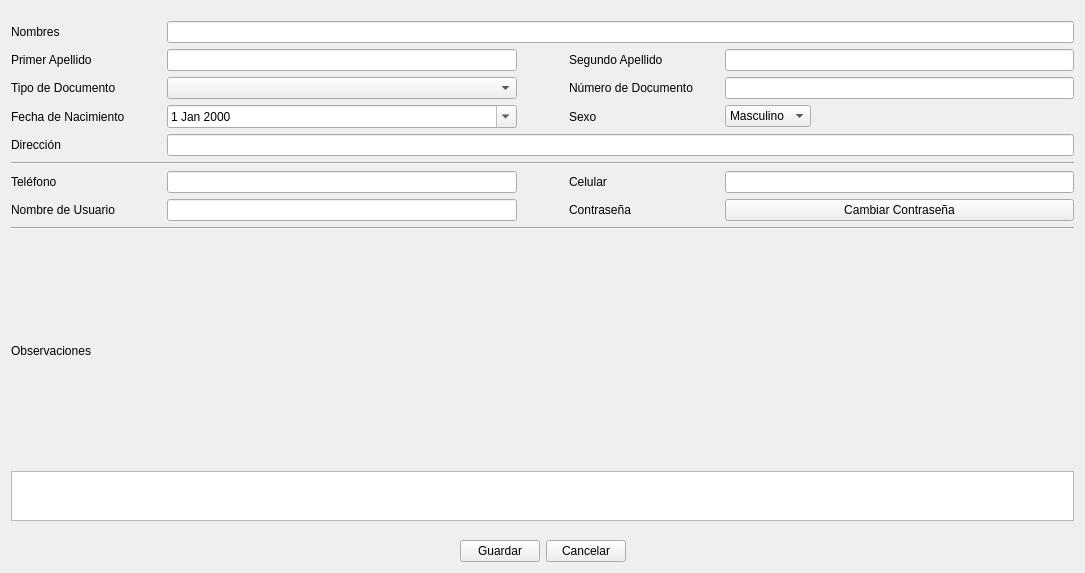
Qt form ui_usuario_datos.ui (benArambide/ProyFinal-IS2) before a commit.
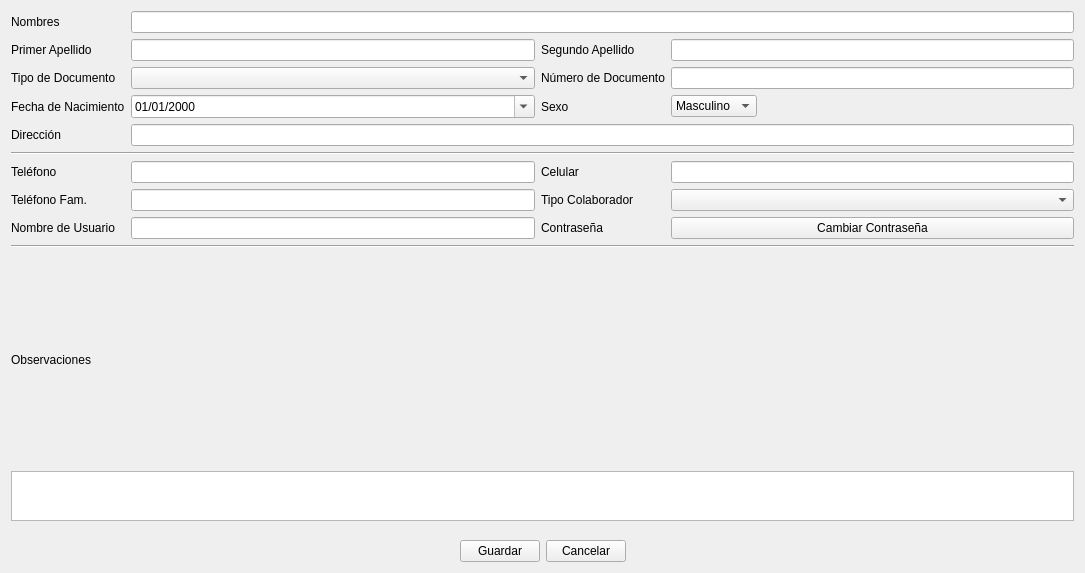
The same form after that commit.

Commit message: Datos de usuario

What changed in the file:
```diff
--- a/ui_usuario_datos.ui
+++ b/ui_usuario_datos.ui
@@ -87,141 +87,45 @@
      </item>
      <item row="0" column="0">
       <layout class="QGridLayout" name="gridLayout_4">
-       <item row="0" column="1">
-        <spacer name="horizontalSpacer_7">
-         <property name="orientation">
-          <enum>Qt::Horizontal</enum>
+       <item row="8" column="1">
+        <widget class="QLineEdit" name="le_Usuario">
+         <property name="readOnly">
+          <bool>true</bool>
          </property>
-         <property name="sizeType">
-          <enum>QSizePolicy::Fixed</enum>
-         </property>
-         <property name="sizeHint" stdset="0">
-          <size>
-           <width>150</width>
-           <height>10</height>
-          </size>
-         </property>
-        </spacer>
-       </item>
-       <item row="0" column="2">
-        <spacer name="horizontalSpacer_8">
-         <property name="orientation">
-          <enum>Qt::Horizontal</enum>
-         </property>
-         <property name="sizeType">
-          <enum>QSizePolicy::Fixed</enum>
-         </property>
-         <property name="sizeHint" stdset="0">
-          <size>
-           <width>40</width>
-           <height>10</height>
-          </size>
-         </property>
-        </spacer>
-       </item>
-       <item row="0" column="4">
-        <spacer name="horizontalSpacer_12">
-         <property name="orientation">
-          <enum>Qt::Horizontal</enum>
-         </property>
-         <property name="sizeType">
-          <enum>QSizePolicy::Fixed</enum>
-         </property>
-         <property name="sizeHint" stdset="0">
-          <size>
-           <width>150</width>
-           <height>10</height>
-          </size>
-         </property>
-        </spacer>
-       </item>
-       <item row="0" column="3">
-        <spacer name="horizontalSpacer_11">
-         <property name="orientation">
-          <enum>Qt::Horizontal</enum>
-         </property>
-         <property name="sizeType">
-          <enum>QSizePolicy::Fixed</enum>
-         </property>
-         <property name="sizeHint" stdset="0">
-          <size>
-           <width>150</width>
-           <height>10</height>
-          </size>
-         </property>
-        </spacer>
+        </widget>
        </item>
        <item row="0" column="0">
-        <spacer name="horizontalSpacer_4">
-         <property name="orientation">
-          <enum>Qt::Horizontal</enum>
-         </property>
-         <property name="sizeType">
-          <enum>QSizePolicy::Fixed</enum>
-         </property>
-         <property name="sizeHint" stdset="0">
-          <size>
-           <width>150</width>
-           <height>10</height>
-          </size>
-         </property>
-        </spacer>
-       </item>
-       <item row="1" column="0">
         <widget class="QLabel" name="label_25">
          <property name="text">
           <string>Nombres</string>
          </property>
         </widget>
        </item>
-       <item row="2" column="1">
-        <widget class="QLineEdit" name="le_pApellido"/>
-       </item>
-       <item row="2" column="3">
-        <widget class="QLabel" name="label_29">
-         <property name="text">
-          <string>Segundo Apellido</string>
-         </property>
-        </widget>
-       </item>
        <item row="2" column="0">
-        <widget class="QLabel" name="label_21">
-         <property name="text">
-          <string>Primer Apellido</string>
-         </property>
-        </widget>
-       </item>
-       <item row="2" column="4">
-        <widget class="QLineEdit" name="le_sApellido"/>
-       </item>
-       <item row="1" column="1" colspan="4">
-        <widget class="QLineEdit" name="le_nombre"/>
-       </item>
-       <item row="3" column="0">
         <widget class="QLabel" name="label_24">
          <property name="text">
           <string>Tipo de Documento</string>
          </property>
         </widget>
        </item>
-       <item row="3" column="3">
+       <item row="2" column="2">
         <widget class="QLabel" name="label_16">
          <property name="text">
           <string>Número de Documento</string>
          </property>
         </widget>
        </item>
-       <item row="3" column="4">
+       <item row="2" column="3">
         <widget class="QLineEdit" name="le_numDoc"/>
        </item>
-       <item row="4" column="0">
+       <item row="3" column="0">
         <widget class="QLabel" name="label_28">
          <property name="text">
           <string>Fecha de Nacimiento</string>
          </property>
         </widget>
        </item>
-       <item row="4" column="1">
+       <item row="3" column="1">
         <widget class="QDateEdit" name="de_fechaNac">
          <property name="sizePolicy">
           <sizepolicy hsizetype="Expanding" vsizetype="Fixed">
@@ -229,61 +133,43 @@
            <verstretch>0</verstretch>
           </sizepolicy>
          </property>
+         <property name="displayFormat">
+          <string>dd/MM/yyyy</string>
+         </property>
          <property name="calendarPopup">
           <bool>true</bool>
          </property>
         </widget>
        </item>
-       <item row="8" column="0">
-        <widget class="QLabel" name="label_2">
-         <property name="text">
-          <string>Nombre de Usuario</string>
-         </property>
-        </widget>
-       </item>
-       <item row="8" column="3">
-        <widget class="QLabel" name="label_3">
-         <property name="text">
-          <string>Contraseña</string>
-         </property>
-        </widget>
-       </item>
-       <item row="5" column="0">
+       <item row="4" column="0">
         <widget class="QLabel" name="label_19">
          <property name="text">
           <string>Dirección</string>
          </property>
         </widget>
        </item>
-       <item row="7" column="0">
+       <item row="6" column="0">
         <widget class="QLabel" name="label_22">
          <property name="text">
           <string>Teléfono</string>
          </property>
         </widget>
        </item>
-       <item row="7" column="3">
+       <item row="6" column="2">
         <widget class="QLabel" name="label_27">
          <property name="text">
           <string>Celular</string>
          </property>
         </widget>
        </item>
-       <item row="7" column="1">
+       <item row="6" column="1">
         <widget class="QLineEdit" name="le_telf"/>
        </item>
-       <item row="7" column="4">
+       <item row="6" column="3">
         <widget class="QLineEdit" name="le_cell"/>
        </item>
-       <item row="10" column="0">
-        <widget class="QLabel" name="label_30">
-         <property name="text">
-          <string>Observaciones</string>
-         </property>
-        </widget>
-       </item>
-       <item row="11" column="0" colspan="5">
-        <widget class="QTextEdit" name="textEdit_2">
+       <item row="11" column="0" colspan="4">
+        <widget class="QTextEdit" name="tE_obs">
          <property name="sizePolicy">
           <sizepolicy hsizetype="Expanding" vsizetype="Expanding">
            <horstretch>0</horstretch>
@@ -304,48 +190,34 @@
          </property>
         </widget>
        </item>
-       <item row="6" column="0" colspan="5">
+       <item row="5" column="0" colspan="4">
         <widget class="Line" name="line_3">
          <property name="orientation">
           <enum>Qt::Horizontal</enum>
          </property>
         </widget>
        </item>
-       <item row="8" column="1">
-        <widget class="QLineEdit" name="le_Usuario">
-         <property name="readOnly">
-          <bool>true</bool>
-         </property>
-        </widget>
-       </item>
-       <item row="9" column="0" colspan="5">
+       <item row="9" column="0" colspan="4">
         <widget class="Line" name="line_5">
          <property name="orientation">
           <enum>Qt::Horizontal</enum>
          </property>
         </widget>
        </item>
-       <item row="8" column="4">
-        <widget class="QPushButton" name="pB_cambiarPass">
-         <property name="text">
-          <string>Cambiar Contraseña</string>
-         </property>
-        </widget>
-       </item>
-       <item row="5" column="1" colspan="4">
+       <item row="4" column="1" colspan="3">
         <widget class="QLineEdit" name="le_direccion"/>
        </item>
-       <item row="3" column="1">
+       <item row="2" column="1">
         <widget class="QComboBox" name="cB_tDoc"/>
        </item>
-       <item row="4" column="3">
+       <item row="3" column="2">
         <widget class="QLabel" name="label_17">
          <property name="text">
           <string>Sexo</string>
          </property>
         </widget>
        </item>
-       <item row="4" column="4">
+       <item row="3" column="3">
         <widget class="QComboBox" name="cb_sexo">
          <property name="sizePolicy">
           <sizepolicy hsizetype="Fixed" vsizetype="Fixed">
@@ -365,6 +237,77 @@
          </item>
         </widget>
        </item>
+       <item row="1" column="3">
+        <widget class="QLineEdit" name="le_sApellido"/>
+       </item>
+       <item row="1" column="0">
+        <widget class="QLabel" name="label_21">
+         <property name="text">
+          <string>Primer Apellido</string>
+         </property>
+        </widget>
+       </item>
+       <item row="1" column="2">
+        <widget class="QLabel" name="label_29">
+         <property name="text">
+          <string>Segundo Apellido</string>
+         </property>
+        </widget>
+       </item>
+       <item row="8" column="3">
+        <widget class="QPushButton" name="pB_cambiarPass">
+         <property name="text">
+          <string>Cambiar Contraseña</string>
+         </property>
+        </widget>
+       </item>
+       <item row="1" column="1">
+        <widget class="QLineEdit" name="le_pApellido"/>
+       </item>
+       <item row="8" column="0">
+        <widget class="QLabel" name="label_2">
+         <property name="text">
+          <string>Nombre de Usuario</string>
+         </property>
+        </widget>
+       </item>
+       <item row="8" column="2">
+        <widget class="QLabel" name="label_3">
+         <property name="text">
+          <string>Contraseña</string>
+         </property>
+        </widget>
+       </item>
+       <item row="10" column="0">
+        <widget class="QLabel" name="label_30">
+         <property name="text">
+          <string>Observaciones</string>
+         </property>
+        </widget>
+       </item>
+       <item row="7" column="0">
+        <widget class="QLabel" name="label">
+         <property name="text">
+          <string>Teléfono Fam.</string>
+         </property>
+        </widget>
+       </item>
+       <item row="7" column="1">
+        <widget class="QLineEdit" name="lE_telfFam"/>
+       </item>
+       <item row="0" column="1" colspan="3">
+        <widget class="QLineEdit" name="le_nombre"/>
+       </item>
+       <item row="7" column="2">
+        <widget class="QLabel" name="label_4">
+         <property name="text">
+          <string>Tipo Colaborador</string>
+         </property>
+        </widget>
+       </item>
+       <item row="7" column="3">
+        <widget class="QComboBox" name="cB_tipoCol"/>
+       </item>
       </layout>
      </item>
     </layout>
```
The commit also changes 3 other files.
